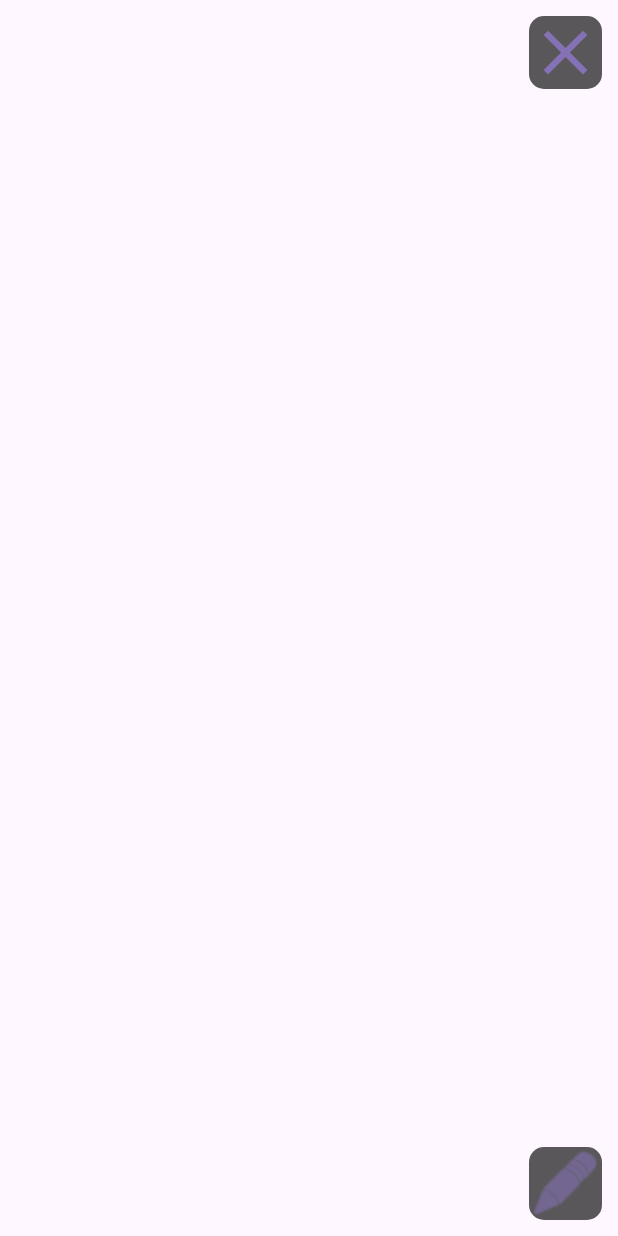
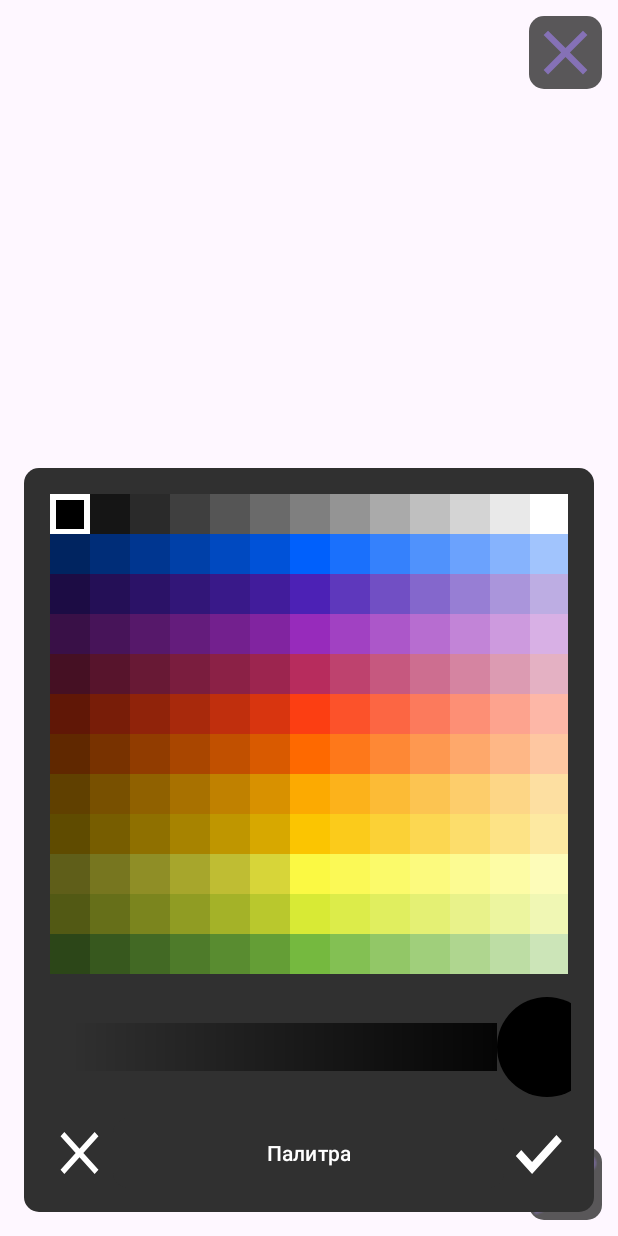
Before and after one commit to dfa-ra/PhotoRedacterNew, an Android app: the layout dialog_photo_view.xml on its own in the app's theme, with its tools: preview values and no code run, on a phone screen of 412 x 824 dp. Run offline under Robolectric (Android 15) with nearby library versions, the phone set to English and light mode, and no system bars; plain views replace SpinKitView.

Commit message:
обновлённая политра

```diff
--- /dev/null
+++ b/app/src/main/java/com/example/photoredacternew/CustomSamples/CustomLayout/CustomPaletteGridLayout.java
@@ -0,0 +1,138 @@
+package com.example.photoredacternew.CustomSamples.CustomLayout;
+
+import android.content.Context;
+import android.util.AttributeSet;
+import android.util.Log;
+import android.widget.GridLayout;
+
+import com.example.photoredacternew.CustomSamples.GetSellColorCallBack;
+import com.example.photoredacternew.CustomSamples.customView.CustomPaletteCellView;
+
+public class CustomPaletteGridLayout extends GridLayout{
+
+    private int white = 0xFFFFFFFF; // белый
+    private int black = 0xFF000000; // черный
+
+    // набор основных цветов (1 в 1 с тг)
+    int[] headRowsColorArray = {
+            0xFF00A0D7,
+            0xFF0060FC,
+            0xFF4C21B5,
+            0xFF972BBB,
+            0xFFB72C5D,
+            0xFFFC3E12,
+
+            0xFFFE6900,
+            0xFFFCAA01,
+            0xFFFBC501,
+            0xFFFBF943,
+            0xFFD8EA35,
+            0xFF75B93F
+    };
+
+
+    private final int columnsCount = headRowsColorArray.length + 1;
+    private final int rowsCount = headRowsColorArray.length;
+    private CustomPaletteCellView selectedColor = null;
+
+    private GetSellColorCallBack getSellColorCallBack;
+
+
+    public void setGetSellColorCallBack(GetSellColorCallBack listener){
+        this.getSellColorCallBack = listener;
+    }
+
+    public CustomPaletteGridLayout(Context context) {
+        super(context);
+        init();
+    }
+
+    public CustomPaletteGridLayout(Context context, AttributeSet attrs) {
+        super(context, attrs);
+        init();
+    }
+
+    private void init(){
+        removeAllViews();  // Очищаем таблицу перед добавлением
+        setColumnCount(columnsCount);
+
+        post(() ->{
+            for (int j = 0; j < columnsCount; j++){
+                int color = interpolateColor(black, white, (float) j / (columnsCount - 1));
+                setColor(color);
+            }
+
+            for (int i = 1; i < rowsCount; i++) {
+                for (int j = 0; j < columnsCount; j++){
+                    int color;
+                    if (columnsCount % 2 == 0) {
+                        if (j <= columnsCount / 2 - 1)
+                            color = interpolateColor(black, headRowsColorArray[i], (float) (j + 4) / ((float) columnsCount / 2 - 1 + 5));
+                        else if (j == columnsCount / 2)
+                            color = headRowsColorArray[i];
+                        else
+                            color = interpolateColor(headRowsColorArray[i], white, (float) (j - columnsCount / 2 + 1) / ((float) columnsCount / 2 + 1 + 3));
+                    }
+                    else{
+                        if (j <= columnsCount / 2 - 1)
+                            color = interpolateColor(black, headRowsColorArray[i], (float) (j + 4) / ((float) columnsCount / 2 - 1 + 5));
+                        else if (j == columnsCount / 2)
+                            color = headRowsColorArray[i];
+                        else
+                            color = interpolateColor(headRowsColorArray[i], white, (float) (j - columnsCount / 2) / ((float) columnsCount / 2 + 3));
+                    }
+                    setColor(color);
+                }
+            }
+            getChildAt(0).callOnClick();
+        });
+    }
+
+    private void setColor(int color){
+        CustomPaletteCellView colorView = new CustomPaletteCellView(getContext(), color);
+
+        GridLayout.LayoutParams params = new GridLayout.LayoutParams();
+        params.width = getWidth() / columnsCount;
+        params.height = getWidth() / columnsCount;
+        Log.d("aa99", getWidth() + " " + columnsCount);
+        colorView.setLayoutParams(params);
+
+        // Обработчик выбора цвета
+        colorView.setOnClickListener(v -> {
+            if (!colorView.isSelect()) {
+                if (selectedColor != null)
+                    selectedColor.click();
+                colorView.click();
+                selectedColor = colorView;
+            }
+            getSellColorCallBack.getSelectedColor(selectedColor.getColor());
+        });
+        // Добавляем ячейку в таблицу
+        addView(colorView);
+    }
+
+    public int getSelectedColor() {
+        return selectedColor.getColor();
+    }
+
+    private int interpolateColor(int colorStart, int colorEnd, float fraction) {
+        int startA = (colorStart >> 24) & 0xFF;
+        int startR = (colorStart >> 16) & 0xFF;
+        int startG = (colorStart >> 8) & 0xFF;
+        int startB = colorStart & 0xFF;
+
+        int endA = (colorEnd >> 24) & 0xFF;
+        int endR = (colorEnd >> 16) & 0xFF;
+        int endG = (colorEnd >> 8) & 0xFF;
+        int endB = colorEnd & 0xFF;
+
+        int resultA = (int) (startA + (endA - startA) * fraction);
+        int resultR = (int) (startR + (endR - startR) * fraction);
+        int resultG = (int) (startG + (endG - startG) * fraction);
+        int resultB = (int) (startB + (endB - startB) * fraction);
+
+        return (resultA << 24) | (resultR << 16) | (resultG << 8) | resultB;
+    }
+
+
+}
--- /dev/null
+++ b/app/src/main/java/com/example/photoredacternew/CustomSamples/GetSellColorCallBack.java
@@ -0,0 +1,5 @@
+package com.example.photoredacternew.CustomSamples;
+
+public interface GetSellColorCallBack {
+    void getSelectedColor(int Color);
+}
--- /dev/null
+++ b/app/src/main/java/com/example/photoredacternew/CustomSamples/customView/CustomPaletteCellView.java
@@ -0,0 +1,84 @@
+package com.example.photoredacternew.CustomSamples.customView;
+import android.util.AttributeSet;
+
+import android.animation.ValueAnimator;
+import android.content.Context;
+import android.graphics.Canvas;
+import android.graphics.Color;
+import android.graphics.Paint;
+
+import android.view.View;
+
+import androidx.annotation.NonNull;
+import androidx.annotation.Nullable;
+
+public class CustomPaletteCellView extends View {
+    private boolean isSelect = false;
+    private int color;
+    private int alpha = 0;
+    private Paint border;
+
+    public CustomPaletteCellView(Context context, @Nullable AttributeSet attrs, int color) {
+        super(context, attrs);
+        this.color = color;
+        init();
+    }
+
+    public CustomPaletteCellView(Context context, int color) {
+        super(context);
+        this.color = color;
+        init();
+    }
+
+    private void init(){
+        setBackgroundColor(color);
+        border = new Paint();
+        if (getBrightness(color) >= 170)
+            border.setColor(Color.BLACK);
+        else
+            border.setColor(Color.WHITE);
+        border.setStrokeWidth(8f);
+        border.setStyle(Paint.Style.STROKE);
+        border.setAlpha(alpha);
+    }
+
+    @Override
+    protected void onDraw(@NonNull Canvas canvas) {
+        super.onDraw(canvas);
+        canvas.drawRect(2, 2, getWidth() - 2, getHeight() - 1, border);
+    }
+
+    public void click(){
+        toggleBorder();
+    }
+    private void toggleBorder() {
+        int targetAlpha = isSelect ? 0 : 255;
+        ValueAnimator animator = ValueAnimator.ofInt(alpha, targetAlpha);
+        animator.setDuration(200);
+        animator.addUpdateListener(animation -> {
+            alpha = (int) animation.getAnimatedValue();
+            border.setAlpha(alpha);
+            invalidate();
+        });
+        animator.start();
+
+        isSelect = !isSelect;
+    }
+
+    public int getColor() {
+        if (isSelect) return color;
+        return -1;
+    }
+
+    public static int getBrightness(int color) {
+        int red = (color >> 16) & 0xFF;
+        int green = (color >> 8) & 0xFF;
+        int blue = color & 0xFF;
+
+        return (int) (0.299 * red + 0.587 * green + 0.114 * blue);
+    }
+
+    public boolean isSelect() {
+        return isSelect;
+    }
+}
--- /dev/null
+++ b/app/src/main/java/com/example/photoredacternew/CustomSamples/customView/CustomPaletteView.java
@@ -0,0 +1,138 @@
+package com.example.photoredacternew.CustomSamples.customView;
+
+import android.content.Context;
+import android.graphics.Color;
+import android.graphics.drawable.Drawable;
+import android.graphics.drawable.GradientDrawable;
+import android.graphics.drawable.ShapeDrawable;
+import android.graphics.drawable.shapes.OvalShape;
+import android.util.AttributeSet;
+import android.util.Log;
+import android.view.LayoutInflater;
+import android.widget.GridLayout;
+import android.widget.LinearLayout;
+import android.widget.SeekBar;
+
+import com.example.photoredacternew.CustomSamples.GetSellColorCallBack;
+import com.example.photoredacternew.databinding.ColorPaletteViewBinding;
+import com.google.android.material.tabs.TabLayout;
+
+public class CustomPaletteView extends LinearLayout implements GetSellColorCallBack {
+
+    private GridLayout colorTable;
+    private SeekBar brightnessSeekBar;
+    private int selectedColor;
+    private ColorPaletteViewBinding binding;
+
+    // Конструктор с Context и AttributeSet для правильной инициализации из XML
+    public CustomPaletteView(Context context, AttributeSet attrs) {
+        super(context, attrs);
+        init(context); // Инициализация
+    }
+
+    // Конструктор для использования только в коде (например, при динамическом добавлении вью)
+    public CustomPaletteView(Context context) {
+        super(context);
+        init(context); // Инициализация
+    }
+
+    // Метод инициализации, который настраивает виджет
+    private void init(Context context) {
+        binding = ColorPaletteViewBinding.inflate(LayoutInflater.from(context), this, true);
+
+        // Инициализация компонентов
+        binding.paletteTable.setGetSellColorCallBack(this);
+        binding.tabLayout.setSelectedTabIndicatorHeight(0);
+        ;
+        brightnessSeekBar = binding.brightnessSeekBar;
+
+
+        // Настройка вкладок TabLayout
+        binding.tabLayout.addTab(binding.tabLayout.newTab().setText("Палитра"));
+
+        binding.tabLayout.addOnTabSelectedListener(new TabLayout.OnTabSelectedListener() {
+            @Override
+            public void onTabSelected(TabLayout.Tab tab) {
+                // Обработка вкладки
+                if (tab.getPosition() == 0) {
+
+                }
+            }
+
+            @Override
+            public void onTabUnselected(TabLayout.Tab tab) {}
+
+            @Override
+            public void onTabReselected(TabLayout.Tab tab) {}
+        });
+
+        setupBrightnessSeekBar();
+
+
+    }
+
+
+    // Настройка SeekBar для яркости
+    private void setupBrightnessSeekBar() {
+        brightnessSeekBar.setMax(100);  // Установка максимальной яркости
+        brightnessSeekBar.setProgress(100);  // Установка начальной яркости
+
+        // Обработчик изменений в SeekBar
+        brightnessSeekBar.setOnSeekBarChangeListener(new SeekBar.OnSeekBarChangeListener() {
+            @Override
+            public void onProgressChanged(SeekBar seekBar, int progress, boolean fromUser) {
+                Log.d("aa99", "color: " + selectedColor);
+                selectedColor = adjustAlpha(selectedColor, progress);
+                setCrawler(selectedColor);
+            }
+
+            @Override
+            public void onStartTrackingTouch(SeekBar seekBar) {}
+
+            @Override
+            public void onStopTrackingTouch(SeekBar seekBar) {}
+        });
+    }
+
+
+    // Метод для регулировки яркости цвета
+    private int adjustBrightness(int color, int brightness) {
+        float[] hsv = new float[3];
+        Color.colorToHSV(color, hsv);
+        hsv[2] = brightness / 100f;
+        return Color.HSVToColor(hsv);
+    }
+
+    private int adjustAlpha(int color, int alpha) {
+        float[] hsv = new float[3];
+        Color.colorToHSV(color, hsv);
+
+        return Color.HSVToColor(255 / 100 * alpha, hsv);
+    }
+
+    @Override
+    public void getSelectedColor(int color) {
+        selectedColor = color;
+        setSeekBg(color);
+        setCrawler(color);
+        brightnessSeekBar.setProgress(100);
+    }
+
+
+    private void setSeekBg(int color){
+        GradientDrawable gradientDrawable = new GradientDrawable(
+                GradientDrawable.Orientation.LEFT_RIGHT, new int[]{Color.parseColor("#00000000"), color}
+        );
+        gradientDrawable.setCornerRadius(3);
+        brightnessSeekBar.setProgressDrawable(gradientDrawable);
+    }
+
+    private void setCrawler(int color){
+        ShapeDrawable seekPoint = new ShapeDrawable(new OvalShape());
+        seekPoint.getPaint().setColor(color);
+        seekPoint.setIntrinsicHeight(100);
+        seekPoint.setIntrinsicWidth(100);
+
+        brightnessSeekBar.setThumb(seekPoint);
+    }
+}
--- a/app/src/main/java/com/example/photoredacternew/customView/CustomPhotoView.java
+++ b/app/src/main/java/com/example/photoredacternew/CustomSamples/customView/CustomPhotoView.java
@@ -1,4 +1,4 @@
-package com.example.photoredacternew.customView;
+package com.example.photoredacternew.CustomSamples.customView;
 
 import android.animation.Animator;
 import android.animation.AnimatorListenerAdapter;
--- a/app/src/main/java/com/example/photoredacternew/customView/CustomPaletteView.java
+++ /dev/null
@@ -1,55 +0,0 @@
-package com.example.photoredacternew.customView;
-
-import android.annotation.SuppressLint;
-import android.content.Context;
-import android.graphics.Canvas;
-import android.graphics.drawable.GradientDrawable;
-import android.util.AttributeSet;
-import android.view.View;
-
-public class CustomPaletteView extends View {
-    private int[] colors;
-    private float[] positions;
-
-    public CustomPaletteView(Context context) {
-        super(context);
-    }
-
-    public CustomPaletteView(Context context, AttributeSet attrs) {
-        super(context, attrs);
-    }
-
-    public CustomPaletteView(Context context, AttributeSet attrs, int defStyleAttr) {
-        super(context, attrs, defStyleAttr);
-    }
-
-    public void setColors(int[] colors) {
-        this.colors = colors;
-        invalidate();
-    }
-
-    public void setPositions(float[] positions) {
-        this.positions = positions;
-        invalidate();
-    }
-
-    @Override
-    protected void onDraw(Canvas canvas) {
-        super.onDraw(canvas);
-        if (colors != null && positions != null) {
-            @SuppressLint("DrawAllocation") GradientDrawable gradientDrawable = new GradientDrawable(GradientDrawable.Orientation.BR_TL, colors);
-            gradientDrawable.setGradientType(GradientDrawable.LINEAR_GRADIENT);
-            gradientDrawable.setGradientRadius(100);
-            gradientDrawable.setBounds(0, 0, getWidth(), getHeight());
-            gradientDrawable.draw(canvas);
-        }
-    }
-
-    @Override
-    protected void onMeasure(int widthMeasureSpec, int heightMeasureSpec) {
-        super.onMeasure(widthMeasureSpec, heightMeasureSpec);
-        int width = MeasureSpec.getSize(widthMeasureSpec);
-        int height = MeasureSpec.getSize(heightMeasureSpec);
-        setMeasuredDimension(width, height);
-    }
-}
--- a/app/src/main/java/com/example/photoredacternew/dialogs/PhotoDialog.java
+++ b/app/src/main/java/com/example/photoredacternew/dialogs/PhotoDialog.java
@@ -1,6 +1,5 @@
 package com.example.photoredacternew.dialogs;
 
-import android.app.Activity;
 import android.app.Dialog;
 import android.content.Context;
 import android.graphics.drawable.BitmapDrawable;
@@ -71,8 +70,8 @@ public class PhotoDialog extends Dialog {
                 positions[i] = (float) i / (colors.length - 1);
             }
 
-            binding.customPaletteView.setColors(colors);
-            binding.customPaletteView.setPositions(positions);
+//            binding.customPaletteView.setColors(colors);
+//            binding.customPaletteView.setPositions(positions);
 
             Log.d("aa99", "setOnClickListener");
             binding.customPaletteView.setVisibility(View.VISIBLE);
--- /dev/null
+++ b/app/src/main/res/drawable/check_mark_icon.xml
@@ -0,0 +1,5 @@
+<vector android:height="24dp" android:tint="#FFFFFF"
+    android:viewportHeight="24" android:viewportWidth="24"
+    android:width="24dp" xmlns:android="http://schemas.android.com/apk/res/android">
+    <path android:fillColor="@android:color/white" android:pathData="M4,13 l6,6 l11,-11 l-2,-2 l-9,9 l-4,-4"/>
+</vector>
--- /dev/null
+++ b/app/src/main/res/layout/color_palette_view.xml
@@ -0,0 +1,53 @@
+<?xml version="1.0" encoding="utf-8"?>
+<LinearLayout xmlns:android="http://schemas.android.com/apk/res/android"
+    android:layout_width="match_parent"
+    android:layout_height="match_parent"
+    xmlns:app="http://schemas.android.com/apk/res-auto"
+    android:orientation="vertical"
+    android:padding="16dp"
+    android:background="@drawable/map_fragment_buttons_background">
+
+    <com.example.photoredacternew.CustomSamples.CustomLayout.CustomPaletteGridLayout
+        android:id="@+id/palette_table"
+        android:layout_width="match_parent"
+        android:layout_height="0dp"
+        android:layout_weight="0.8"
+        android:padding="2dp"/>
+
+    <SeekBar
+        android:id="@+id/brightness_seek_bar"
+        android:layout_width="match_parent"
+        android:layout_height="wrap_content"
+        android:padding="13dp"/>
+
+
+    <LinearLayout
+        android:layout_width="match_parent"
+        android:layout_height="wrap_content"
+        android:background="@drawable/cloase_icon"
+        android:orientation="horizontal">
+
+        <TextView
+            android:layout_width="0dp"
+            android:layout_height="match_parent"
+            android:layout_weight="0.1"
+            android:background="@drawable/cloase_icon"/>
+
+        <com.google.android.material.tabs.TabLayout
+            android:id="@+id/tabLayout"
+            android:layout_width="0dp"
+            android:layout_height="match_parent"
+            android:layout_weight="0.6"
+            app:tabTextColor="@color/white"
+
+            android:background="@drawable/map_fragment_buttons_background" />
+
+        <TextView
+            android:layout_width="0dp"
+            android:layout_height="match_parent"
+            android:layout_weight="0.1"
+            android:background="@drawable/check_mark_icon"/>
+
+    </LinearLayout>
+
+</LinearLayout>
--- a/app/src/main/res/layout/dialog_photo_view.xml
+++ b/app/src/main/res/layout/dialog_photo_view.xml
@@ -9,7 +9,7 @@
         android:layout_width="match_parent"
         android:layout_height="match_parent">
 
-        <com.example.photoredacternew.customView.CustomPhotoView
+        <com.example.photoredacternew.CustomSamples.customView.CustomPhotoView
             android:id="@+id/full_image_view"
             android:layout_width="match_parent"
             android:layout_height="match_parent"
@@ -74,16 +74,14 @@
     <LinearLayout
         android:layout_width="match_parent"
         android:layout_height="match_parent"
-        android:gravity="center">
+        android:gravity="center|bottom">
 
-    <com.example.photoredacternew.customView.CustomPaletteView
+    <com.example.photoredacternew.CustomSamples.customView.CustomPaletteView
         android:id="@+id/customPaletteView"
-        android:layout_width="350dp"
-        android:layout_height="350dp"
-        app:colors="@array/colors"
-        app:positions="@array/positions"
-        android:visibility="gone" />
-
+        android:layout_width="match_parent"
+        android:layout_height="wrap_content"
+        android:padding="15dp"
+        android:visibility="visible" />
     </LinearLayout>
 
 </RelativeLayout>
```
